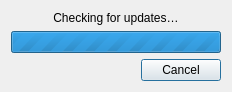
The window that AutoUpdaterWidgets/progressdialog.ui (Skycoder42/QtAutoUpdater) describes before a commit, drawn with Qt 5.
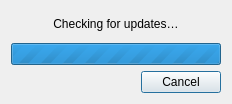
The same window after the commit. Icons and pictures are not drawn.

Commit message:
MAC created base for window-modal dialogs
they just look better :D

What changed in the file:
```diff
--- a/AutoUpdaterWidgets/progressdialog.ui
+++ b/AutoUpdaterWidgets/progressdialog.ui
@@ -10,7 +10,7 @@
     <x>0</x>
     <y>0</y>
     <width>232</width>
-    <height>87</height>
+    <height>104</height>
    </rect>
   </property>
   <property name="windowTitle">
```
Left out of the diff: 2 changed lines with no effect on the pictures. The commit also changes 3 other files.
